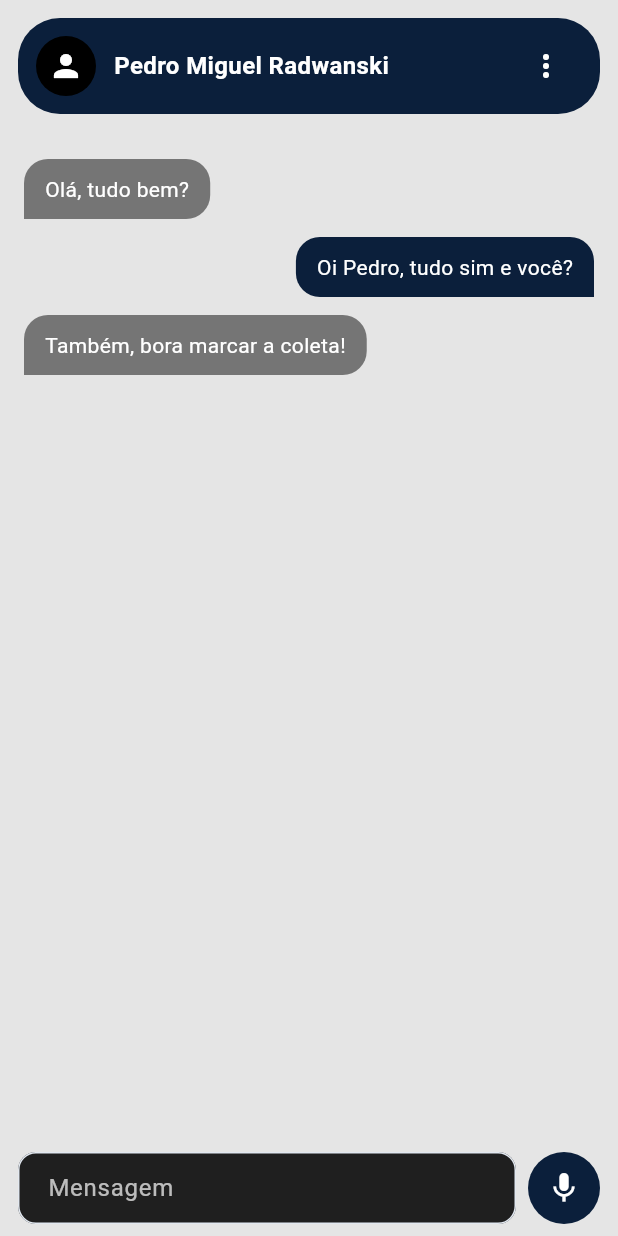
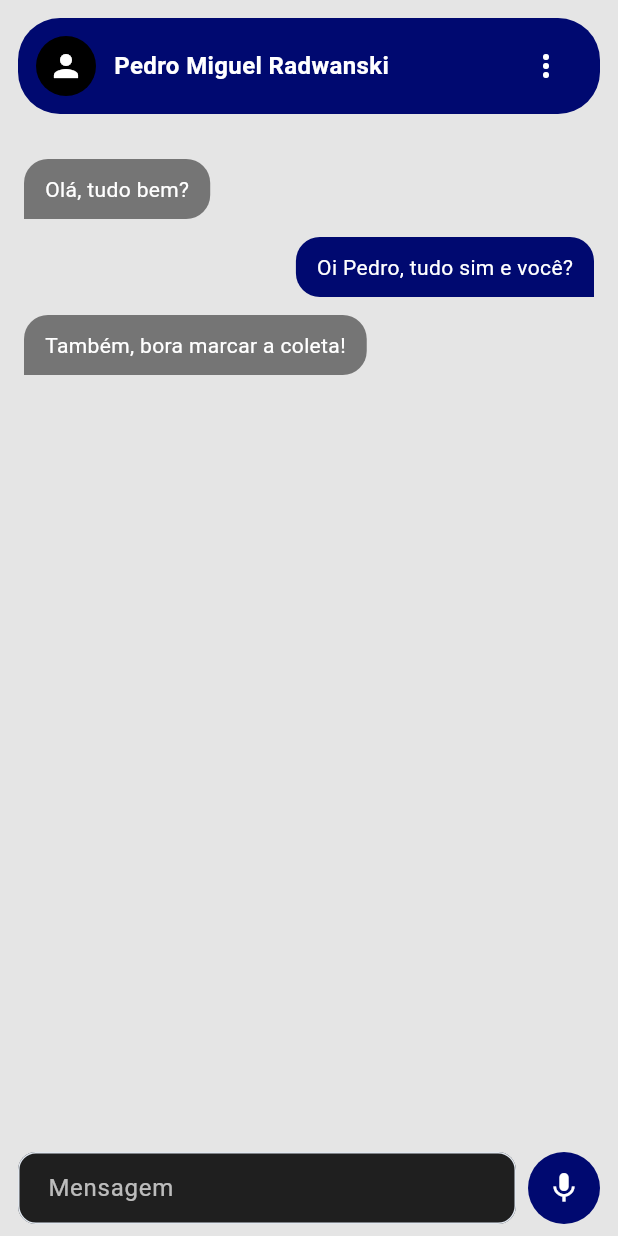
Before and after one commit to TexCycle/texcycle-app, a Flutter app: the screen it shows after launch, on a phone screen of 412 x 824 dp. Run offline on Flutter 3.47's test engine with Material 3 defaults, Android fonts, the phone set to English and light mode, and no system bars; our stand-ins replace flutter_map, geolocator, go_router, latlong2.

Commit message:
style(frontend): update primary color palette

```diff
--- a/frontend/lib/core/config/app_colors.dart
+++ b/frontend/lib/core/config/app_colors.dart
@@ -1,7 +1,7 @@
 import 'package:flutter/material.dart';
 
 class AppColors {
-  static const Color navy = Color(0xFF0B1F3B);
+  static const Color navy = Color(0xFF000970);
   static const Color navyAccent = Color(0xFF2F6AA3);
   static const Color background = Colors.white;
   static const Color border = Color(0xFFE2E8F0);
```
